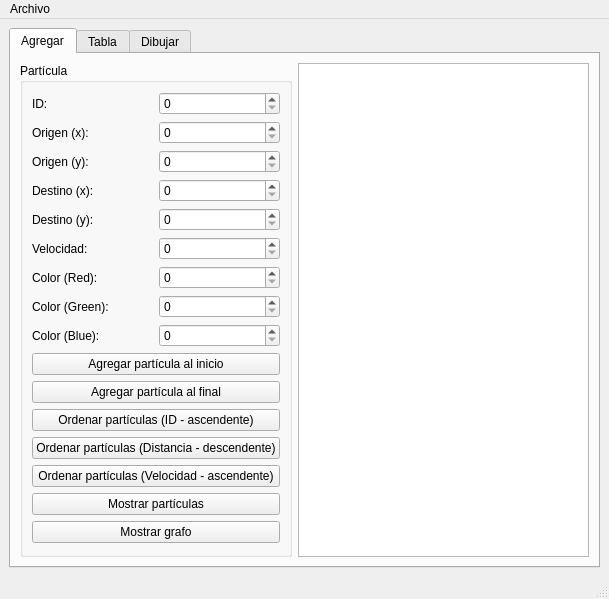
Above: mainwindow.ui from AndresAlcalaGtz/particulas_UI before the change. Below: the same form after it.
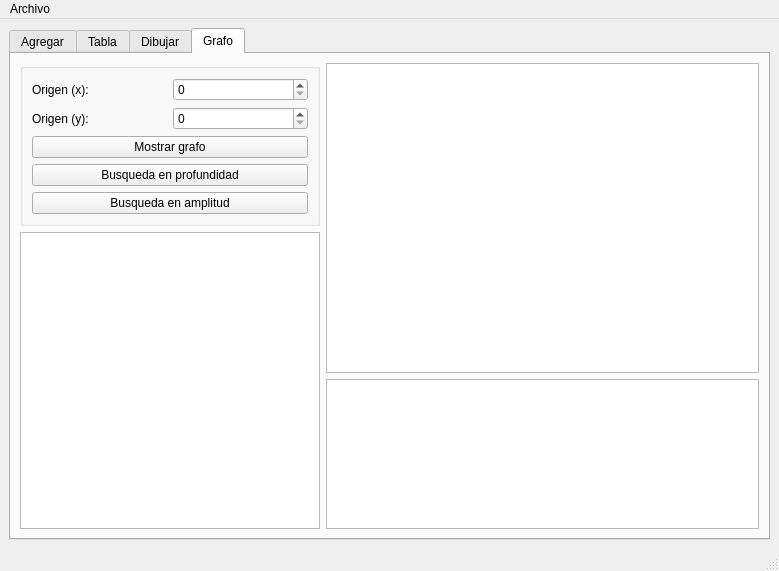
That is the form after the change.

Commit message: Implementacion de algoritmos de busquedas en grafos

The edit to the form file:
```diff
--- a/mainwindow.ui
+++ b/mainwindow.ui
@@ -6,8 +6,8 @@
    <rect>
     <x>0</x>
     <y>0</y>
-    <width>609</width>
-    <height>568</height>
+    <width>779</width>
+    <height>539</height>
    </rect>
   </property>
   <property name="windowTitle">
@@ -18,7 +18,7 @@
     <item row="0" column="0">
      <widget class="QTabWidget" name="pestanas_tabWidget">
       <property name="currentIndex">
-       <number>0</number>
+       <number>3</number>
       </property>
       <widget class="QWidget" name="agregar_tab">
        <attribute name="title">
@@ -205,10 +205,76 @@
              </property>
             </widget>
            </item>
-           <item row="15" column="0" colspan="2">
-            <widget class="QPushButton" name="mostrargrafo_pushButton">
+           <item row="2" column="0">
+            <widget class="QLabel" name="origeny_label">
              <property name="text">
-              <string>Mostrar grafo</string>
+              <string>Origen (y):</string>
+             </property>
+            </widget>
+           </item>
+           <item row="1" column="1">
+            <widget class="QSpinBox" name="origenx_spinBox">
+             <property name="autoFillBackground">
+              <bool>false</bool>
+             </property>
+             <property name="maximum">
+              <number>500</number>
+             </property>
+            </widget>
+           </item>
+           <item row="4" column="0">
+            <widget class="QLabel" name="destinoy_label">
+             <property name="text">
+              <string>Destino (y):</string>
+             </property>
+            </widget>
+           </item>
+           <item row="6" column="1">
+            <widget class="QSpinBox" name="red_spinBox">
+             <property name="maximum">
+              <number>255</number>
+             </property>
+            </widget>
+           </item>
+           <item row="9" column="0" colspan="2">
+            <widget class="QPushButton" name="agregarinicio_pushButton">
+             <property name="text">
+              <string>Agregar partícula al inicio</string>
+             </property>
+            </widget>
+           </item>
+           <item row="6" column="0">
+            <widget class="QLabel" name="red_label">
+             <property name="text">
+              <string>Color (Red):</string>
+             </property>
+            </widget>
+           </item>
+           <item row="0" column="1">
+            <widget class="QSpinBox" name="id_spinBox">
+             <property name="maximum">
+              <number>999999999</number>
+             </property>
+            </widget>
+           </item>
+           <item row="10" column="0" colspan="2">
+            <widget class="QPushButton" name="agregarfinal_pushButton">
+             <property name="text">
+              <string>Agregar partícula al final</string>
+             </property>
+            </widget>
+           </item>
+           <item row="3" column="1">
+            <widget class="QSpinBox" name="destinox_spinBox">
+             <property name="maximum">
+              <number>500</number>
+             </property>
+            </widget>
+           </item>
+           <item row="0" column="0">
+            <widget class="QLabel" name="id_label">
+             <property name="text">
+              <string>ID:</string>
              </property>
             </widget>
            </item>
@@ -275,6 +341,100 @@
         </item>
        </layout>
       </widget>
+      <widget class="QWidget" name="grafo_tab">
+       <attribute name="title">
+        <string>Grafo</string>
+       </attribute>
+       <layout class="QGridLayout" name="gridLayout_7">
+        <item row="0" column="0">
+         <widget class="QGroupBox" name="grafo_groupBox">
+          <property name="maximumSize">
+           <size>
+            <width>300</width>
+            <height>16777215</height>
+           </size>
+          </property>
+          <property name="title">
+           <string/>
+          </property>
+          <layout class="QGridLayout" name="gridLayout_6">
+           <item row="4" column="0" colspan="2">
+            <widget class="QPushButton" name="amplitud_pushButton">
+             <property name="text">
+              <string>Busqueda en amplitud</string>
+             </property>
+            </widget>
+           </item>
+           <item row="0" column="0">
+            <widget class="QLabel" name="x_label">
+             <property name="text">
+              <string>Origen (x):</string>
+             </property>
+            </widget>
+           </item>
+           <item row="1" column="0">
+            <widget class="QLabel" name="y_label">
+             <property name="text">
+              <string>Origen (y):</string>
+             </property>
+            </widget>
+           </item>
+           <item row="3" column="0" colspan="2">
+            <widget class="QPushButton" name="profundidad_pushButton">
+             <property name="text">
+              <string>Busqueda en profundidad</string>
+             </property>
+            </widget>
+           </item>
+           <item row="0" column="1">
+            <widget class="QSpinBox" name="x_spinBox">
+             <property name="maximum">
+              <number>999999999</number>
+             </property>
+            </widget>
+           </item>
+           <item row="2" column="0" colspan="2">
+            <widget class="QPushButton" name="mostrargrafo_pushButton">
+             <property name="text">
+              <string>Mostrar grafo</string>
+             </property>
+            </widget>
+           </item>
+           <item row="1" column="1">
+            <widget class="QSpinBox" name="y_spinBox">
+             <property name="maximum">
+              <number>999999999</number>
+             </property>
+            </widget>
+           </item>
+          </layout>
+         </widget>
+        </item>
+        <item row="0" column="1" rowspan="2">
+         <widget class="QGraphicsView" name="grafo_graphicsView"/>
+        </item>
+        <item row="1" column="0" rowspan="2">
+         <widget class="QPlainTextEdit" name="operaciongrafo_plainTextEdit">
+          <property name="maximumSize">
+           <size>
+            <width>300</width>
+            <height>16777215</height>
+           </size>
+          </property>
+         </widget>
+        </item>
+        <item row="2" column="1">
+         <widget class="QPlainTextEdit" name="listas_plainTextEdit">
+          <property name="maximumSize">
+           <size>
+            <width>16777215</width>
+            <height>150</height>
+           </size>
+          </property>
+         </widget>
+        </item>
+       </layout>
+      </widget>
      </widget>
     </item>
    </layout>
@@ -284,7 +444,7 @@
     <rect>
      <x>0</x>
      <y>0</y>
-     <width>609</width>
+     <width>779</width>
      <height>21</height>
     </rect>
    </property>
```
Left out of the diff: 147 changed lines with no effect on the pictures. The commit also changes 5 other files.
